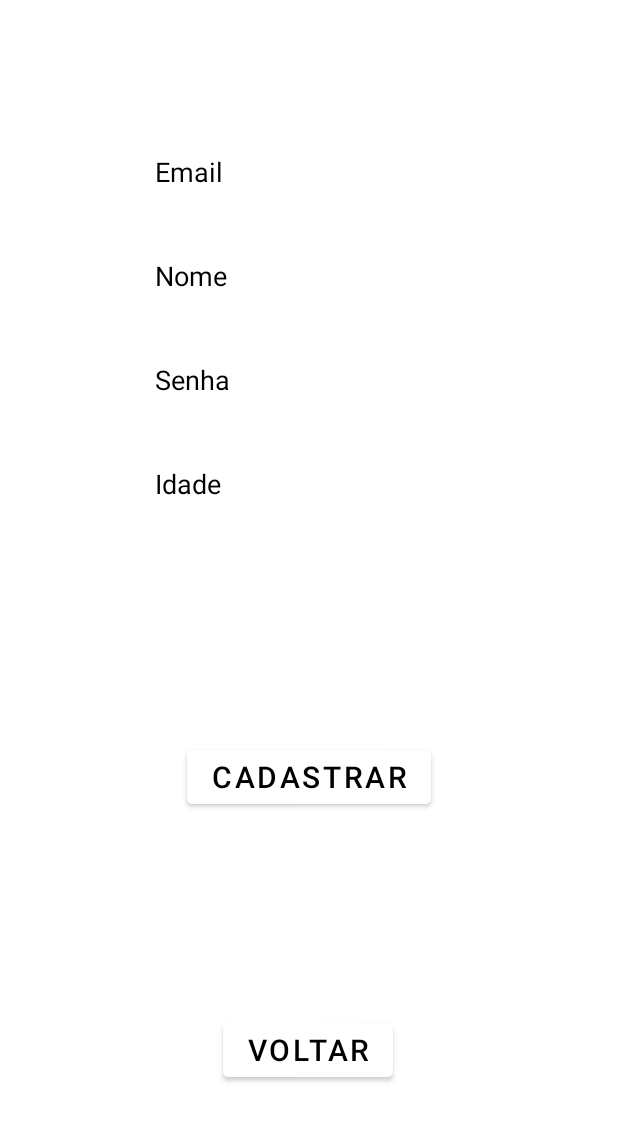
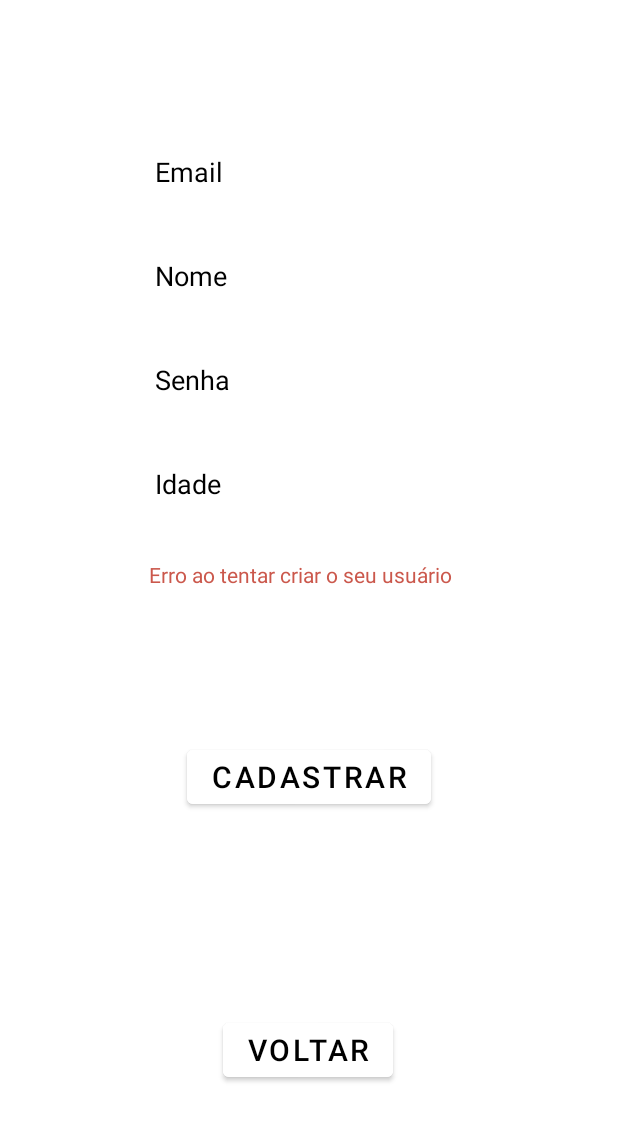
Before and after one commit to jva411/PDM_Firebase, an Android app: the RegisterActivity screen opened directly, with no data from a screen before it, after a tap on "CADASTRAR", on a phone screen of 412 x 824 dp. Shown: the top 1121 px of the screen. Run offline under Robolectric (Android 15) with nearby library versions, the phone set to English and light mode, and no system bars; our stand-ins replace Firebase (no records; nobody signed in at launch, a user with empty details on screens opened directly).

```diff
--- a/app/src/main/AndroidManifest.xml
+++ b/app/src/main/AndroidManifest.xml
@@ -12,7 +12,7 @@
         android:theme="@style/Theme.AlcoolOuGasolina">
         <activity
             android:name=".RegisterActivity"
-            android:exported="false" />
+            android:exported="true" />
         <activity
             android:name=".HomeActivity"
             android:exported="false" />
--- a/app/src/main/java/com/example/firebase/RegisterActivity.kt
+++ b/app/src/main/java/com/example/firebase/RegisterActivity.kt
@@ -7,6 +7,7 @@ import android.util.Log
 import android.view.View
 import android.widget.Button
 import android.widget.TextView
+import androidx.core.text.isDigitsOnly
 import com.google.firebase.auth.FirebaseAuth
 import com.google.firebase.database.DatabaseReference
 import com.google.firebase.database.ktx.database
@@ -15,6 +16,7 @@ import com.google.firebase.ktx.Firebase
 class RegisterActivity : AppCompatActivity() {
     private lateinit var auth: FirebaseAuth
     private lateinit var database: DatabaseReference
+    private lateinit var tvErrorMessage: TextView
 
     override fun onCreate(savedInstanceState: Bundle?) {
         super.onCreate(savedInstanceState)
@@ -22,8 +24,10 @@ class RegisterActivity : AppCompatActivity() {
 
         auth = FirebaseAuth.getInstance()
         database = Firebase.database.getReference("users")
+        tvErrorMessage = findViewById(R.id.tvRegisterErrorMessage)
 
         findViewById<Button>(R.id.btnRegister).setOnClickListener {
+            tvErrorMessage.visibility = View.INVISIBLE
             register(it)
         }
         findViewById<Button>(R.id.btnBackToLogin).setOnClickListener {
@@ -32,10 +36,15 @@ class RegisterActivity : AppCompatActivity() {
     }
 
     private fun register(view: View) {
-        val email = findViewById<TextView>(R.id.edtNewEmail).text.toString()
-        val pass = findViewById<TextView>(R.id.edtNewSenha).text.toString()
-        val name = findViewById<TextView>(R.id.edtNewName).text.toString()
-        val age = findViewById<TextView>(R.id.edtNewAge).text.toString().toInt()
+        val email = findViewById<TextView>(R.id.edtNewEmail).text.toString().trim()
+        val pass = findViewById<TextView>(R.id.edtNewSenha).text.toString().trim()
+        val name = findViewById<TextView>(R.id.edtNewName).text.toString().trim()
+        val age = findViewById<TextView>(R.id.edtNewAge).text.toString().trim()
+
+        if (email.isEmpty() || pass.isEmpty() || name.isEmpty() || age.isEmpty() || !email.contains("@") || !age.isDigitsOnly()) {
+            tvErrorMessage.visibility = View.VISIBLE
+            return
+        }
 
         auth.createUserWithEmailAndPassword(email, pass)
             .addOnCompleteListener(this) { task ->
@@ -45,7 +54,7 @@ class RegisterActivity : AppCompatActivity() {
                     userChild.child("uid").setValue(user.uid)
                     userChild.child("name").setValue(name)
                     userChild.child("email").setValue(email)
-                    userChild.child("age").setValue(age)
+                    userChild.child("age").setValue(age.toInt())
                     Log.d("PDM", "createUserWithEmail:success")
 
                     val intent = Intent(this, HomeActivity::class.java)
@@ -53,6 +62,7 @@ class RegisterActivity : AppCompatActivity() {
                     startActivity(intent)
                 } else {
                     Log.w("PDM", "createUserWithEmail:failure", task.exception)
+                    tvErrorMessage.visibility = View.VISIBLE
                 }
             }
     }
--- a/app/src/main/res/layout/activity_register.xml
+++ b/app/src/main/res/layout/activity_register.xml
@@ -4,7 +4,20 @@
     xmlns:tools="http://schemas.android.com/tools"
     android:layout_width="match_parent"
     android:layout_height="match_parent"
-    tools:context=".RegisterActivity">
+    tools:context=".RegisterActivity"
+    tools:layout_editor_absoluteX="166dp"
+    tools:layout_editor_absoluteY="413dp">
+
+    <TextView
+        android:id="@+id/tvRegisterErrorMessage"
+        android:layout_width="wrap_content"
+        android:layout_height="wrap_content"
+        android:layout_marginTop="28dp"
+        android:text="Erro ao tentar criar o seu usuário"
+        android:textColor="@color/red"
+        android:visibility="invisible"
+        app:layout_constraintStart_toStartOf="@+id/edtNewAge"
+        app:layout_constraintTop_toBottomOf="@+id/edtNewAge" />
 
     <Button
         android:id="@+id/btnRegister"
```
Also changed, not shown: 5 other files.
